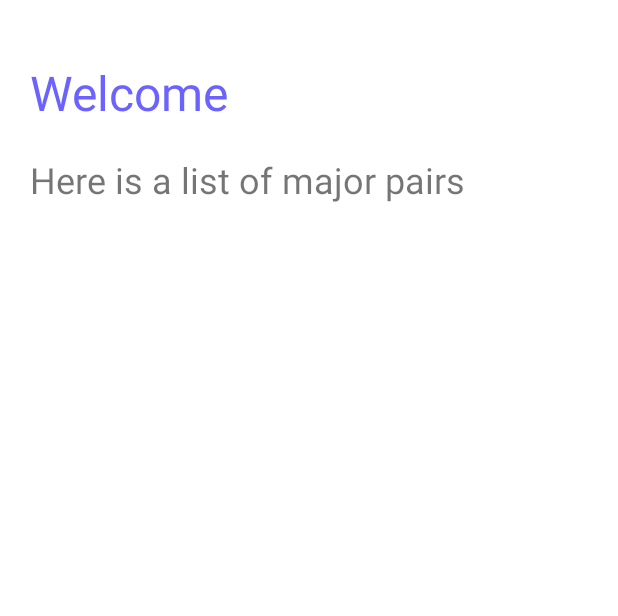
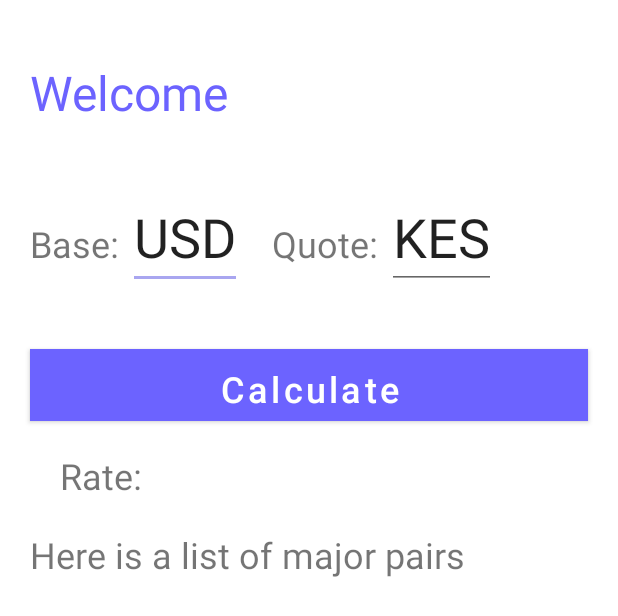
Before and after one commit to ericwafula/Forex-Exchange, an Android app: the layout activity_converter.xml on its own in the app's theme, with its tools: preview values and no code run, on a phone screen of 412 x 824 dp. Shown: the top 616 px of the screen. Run offline under Robolectric (Android 15) with nearby library versions, the phone set to English and light mode, and no system bars.

Commit message:
Added calculate button, base and Quote currency in activity_converter.xml

```diff
--- a/app/src/main/java/com/moringaschool/forexexchange/network/ForexExchangeApi.java
+++ b/app/src/main/java/com/moringaschool/forexexchange/network/ForexExchangeApi.java
@@ -9,8 +9,9 @@ import retrofit2.http.GET;
 import retrofit2.http.Path;
 
 public interface ForexExchangeApi {
-    @GET("{ApiKey}/latest/USD")
+    @GET("{ApiKey}/latest/{currency}")
     Call<USDRateResponse> getCurrencies(
-            @Path("ApiKey") String apiKey
+            @Path("ApiKey") String apiKey,
+            @Path("currency") String currency
     );
 }
--- a/app/src/main/java/com/moringaschool/forexexchange/ui/Converter.java
+++ b/app/src/main/java/com/moringaschool/forexexchange/ui/Converter.java
@@ -64,7 +64,7 @@ public class Converter extends AppCompatActivity {
         });
 
         ForexExchangeApi client = ForexExchangeClient.getClient();
-        Call<USDRateResponse> call = client.getCurrencies(Constants.EXCHANGE_RATE_API_KEY);
+        Call<USDRateResponse> call = client.getCurrencies(Constants.EXCHANGE_RATE_API_KEY, "USD");
 
         call.enqueue(new Callback<USDRateResponse>() {
             @Override
--- a/app/src/main/res/layout/activity_converter.xml
+++ b/app/src/main/res/layout/activity_converter.xml
@@ -12,15 +12,78 @@
         android:layout_height="wrap_content"
         android:layout_marginStart="20dp"
         android:layout_marginTop="40dp"
-        android:text="Welcome"
+        android:text="@string/welcome_message"
         android:textColor="@color/primary"
         android:textSize="32sp" />
+
+    <LinearLayout
+        android:id="@+id/linearLayout"
+        android:layout_width="match_parent"
+        android:layout_height="wrap_content"
+        android:orientation="horizontal"
+        android:layout_below="@+id/user"
+        android:paddingStart="20dp"
+        android:paddingEnd="20dp"
+        android:paddingTop="40dp">
+
+        <TextView
+            android:layout_width="wrap_content"
+            android:layout_height="wrap_content"
+            android:text="Base: "
+            android:textSize="24sp"/>
+
+        <EditText
+            android:id="@+id/baseCurrency"
+            android:layout_width="wrap_content"
+            android:layout_height="wrap_content"
+            android:text="@string/base_currency"
+            android:textSize="36sp"/>
+
+        <TextView
+            android:layout_width="wrap_content"
+            android:layout_height="wrap_content"
+            android:text="Quote: "
+            android:textSize="24sp"
+            android:layout_marginStart="20dp"/>
+
+        <EditText
+            android:id="@+id/quoteCurrency"
+            android:layout_width="wrap_content"
+            android:layout_height="wrap_content"
+            android:text="@string/quote_currency"
+            android:textSize="36sp"/>
+
+    </LinearLayout>
+
+    <Button
+        android:id="@+id/calculate"
+        android:layout_width="match_parent"
+        android:layout_height="48dp"
+        android:layout_below="@id/linearLayout"
+        android:layout_marginTop="40dp"
+        android:layout_marginStart="20dp"
+        android:background="@color/primary"
+        android:textColor="@color/white"
+        android:textAllCaps="false"
+        android:textSize="24sp"
+        android:layout_marginEnd="20dp"
+        android:text="Calculate"/>
+
+    <TextView
+        android:id="@+id/rate"
+        android:layout_width="match_parent"
+        android:layout_height="wrap_content"
+        android:text="Rate: "
+        android:layout_below="@+id/calculate"
+        android:layout_marginStart="40dp"
+        android:textSize="24sp"
+        android:layout_marginTop="20dp"/>
 
     <TextView
         android:id="@+id/subheading"
         android:layout_width="wrap_content"
         android:layout_height="wrap_content"
-        android:layout_below="@+id/user"
+        android:layout_below="@+id/rate"
         android:layout_marginTop="20dp"
         android:layout_marginStart="20dp"
         android:textSize="24sp"
--- a/app/src/main/res/values/strings.xml
+++ b/app/src/main/res/values/strings.xml
@@ -1,4 +1,7 @@
 <resources>
     <string name="app_name">Forex Exchange</string>
     <string name="forgotten_password">Forgotten password?</string>
+    <string name="base_currency">USD</string>
+    <string name="welcome_message">Welcome</string>
+    <string name="quote_currency">KES</string>
 </resources>
```
